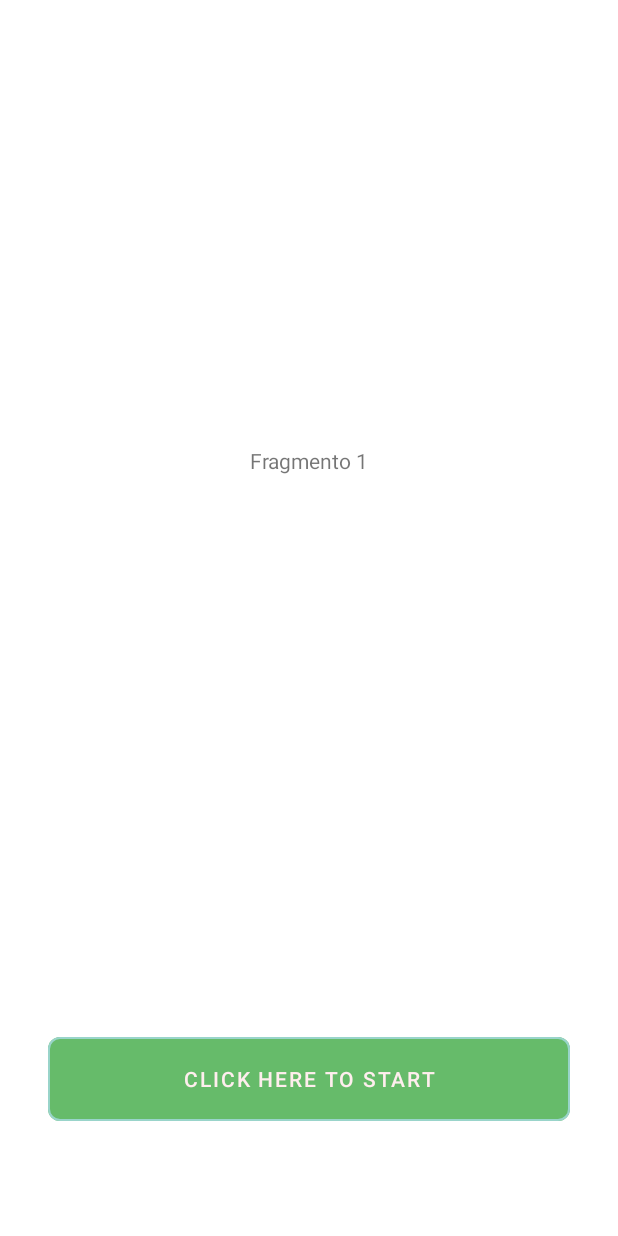
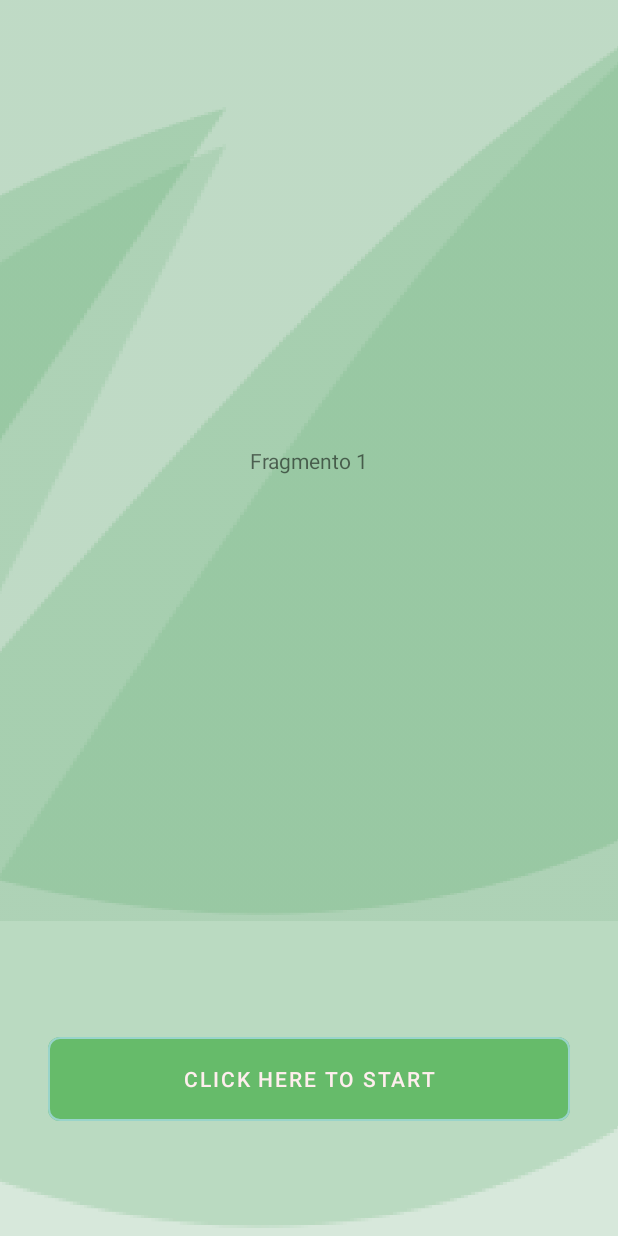
Before and after one commit to baratarthur/green-footprint, an Android app: the screen it shows after launch (AuthActivity), on a phone screen of 412 x 824 dp. Run offline under Robolectric (Android 15) with nearby library versions, the phone set to English and light mode, and no system bars; our stand-ins replace Dagger/Hilt's generated code, data binding.

Commit message:
tela inicial criada

```diff
--- a/app/src/main/java/com/iesb/greenfootprint/ui/fragment/inicio/MenuInicialFragment.kt
+++ b/app/src/main/java/com/iesb/greenfootprint/ui/fragment/inicio/MenuInicialFragment.kt
@@ -16,7 +16,7 @@ class MenuInicialFragment : Fragment() {
 
     @Suppress("UNUSED_PARAMETER")
     fun navMaps(v : View){
-        findNavController().navigate(R.id.action_menuInicialFragment_to_mapsFragment)
+      //  findNavController().navigate(R.id.action_menuInicialFragment_to_mapsFragment)
     }
 
     @Suppress("UNUSED_PARAMETER")
--- a/app/src/main/res/layout/fragment_onboarding.xml
+++ b/app/src/main/res/layout/fragment_onboarding.xml
@@ -9,6 +9,7 @@
     <androidx.constraintlayout.widget.ConstraintLayout
         android:layout_width="match_parent"
         android:layout_height="match_parent"
+        android:background="@drawable/fundo_menu"
         tools:context=".ui.fragment.onboarding.OnboardingFragment">
 
         <androidx.viewpager2.widget.ViewPager2
--- a/app/src/main/res/layout/fragment_onboarding_fisrt_presentation.xml
+++ b/app/src/main/res/layout/fragment_onboarding_fisrt_presentation.xml
@@ -9,6 +9,7 @@
     <androidx.constraintlayout.widget.ConstraintLayout
         android:layout_width="match_parent"
         android:layout_height="match_parent"
+        android:background="@drawable/fundo_menu"
         tools:context=".ui.fragment.onboarding.OnboardingFisrtPresentationFragment">
 
         <TextView
--- a/app/src/main/res/layout/fragment_onboarding_second_presentation.xml
+++ b/app/src/main/res/layout/fragment_onboarding_second_presentation.xml
@@ -9,6 +9,7 @@
     <androidx.constraintlayout.widget.ConstraintLayout
         android:layout_width="match_parent"
         android:layout_height="match_parent"
+        android:background="@drawable/fundo_menu"
         tools:context=".ui.fragment.onboarding.OnboardingSecondPresentationFragment" >
 
         <TextView
--- a/app/src/main/res/navigation/nav_app.xml
+++ b/app/src/main/res/navigation/nav_app.xml
@@ -3,28 +3,11 @@
     xmlns:app="http://schemas.android.com/apk/res-auto"
     xmlns:tools="http://schemas.android.com/tools"
     android:id="@+id/nav_app"
-    app:startDestination="@id/menuInicialFragment">
+    app:startDestination="@id/firstScreenFragment">
 
     <fragment
-        android:id="@+id/menuInicialFragment"
-        android:name="com.iesb.greenfootprint.ui.fragment.inicio.MenuInicialFragment"
-        android:label="MenuInicialFragment"
-        tools:layout="@layout/fragment_menu_inicial">
-        <action
-            android:id="@+id/action_menuInicialFragment_to_statusPlantioFragment"
-            app:destination="@id/statusPlantioFragment" />
-        <action
-            android:id="@+id/action_menuInicialFragment_to_mapsFragment"
-            app:destination="@id/mapsFragment" />
-    </fragment>
-    <fragment
-        android:id="@+id/statusPlantioFragment"
-        android:name="com.iesb.greenfootprint.ui.fragment.inicio.StatusPlantioFragment"
-        android:label="StatusPlantioFragment"
-        tools:layout="@layout/fragment_status_plantio"/>
-    <fragment
-        android:id="@+id/mapsFragment"
-        android:name="com.iesb.greenfootprint.ui.fragment.maps.MapsFragment"
-        android:label="MapsFragment"
-        tools:layout="@layout/fragment_maps"/>
+        android:id="@+id/firstScreenFragment"
+        android:name="com.iesb.greenfootprint.ui.fragment.inicio.firstScreenFragment"
+        android:label="firstScreenFragment"
+        tools:layout="@layout/fragment_first_screen"/>
 </navigation>
```
Also changed, not shown: app/src/main/java/com/iesb/greenfootprint/ui/fragment/inicio/firstScreenFragment.kt (added, +81 -0 lines), app/src/main/res/layout/fragment_first_screen.xml (added, +86 -0 lines), app/src/main/res/layout/fragment_menu_inicial.xml (+51 -0 lines), app/src/main/res/values/strings.xml (+5 -2 lines).
